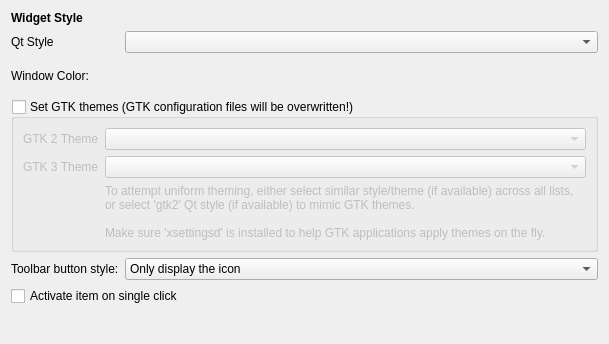
Before: the Qt Designer form lxqt-config-appearance/styleconfig.ui in lxqt/lxqt-config, drawn with Qt 5.
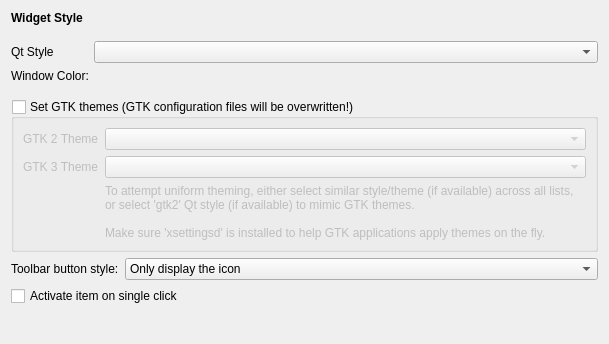
After: the same form once the commit is applied. Custom widgets are drawn as their Qt base class.

Commit message:
lxqt-config-appearance: Fix widget style chooser alignment
Make the label and combobox, position aligment and size behave.
Simply put them inside a layout.

What changed in the file:
```diff
--- a/lxqt-config-appearance/styleconfig.ui
+++ b/lxqt-config-appearance/styleconfig.ui
@@ -136,16 +136,6 @@
      </property>
     </widget>
    </item>
-   <item row="1" column="1">
-    <widget class="QComboBox" name="qtComboBox"/>
-   </item>
-   <item row="1" column="0">
-    <widget class="QLabel" name="label_5">
-     <property name="text">
-      <string>Qt Style</string>
-     </property>
-    </widget>
-   </item>
    <item row="2" column="0" colspan="2">
     <layout class="QFormLayout" name="formLayout_3">
      <property name="horizontalSpacing">
@@ -157,20 +147,30 @@
      <property name="bottomMargin">
       <number>10</number>
      </property>
-     <item row="0" column="0">
+     <item row="1" column="0">
       <widget class="QLabel" name="label_6">
        <property name="text">
         <string>Window Color:</string>
        </property>
       </widget>
      </item>
-     <item row="0" column="1">
+     <item row="1" column="1">
       <widget class="ColorLabel" name="winColorLabel">
        <property name="text">
         <string/>
        </property>
       </widget>
      </item>
+     <item row="0" column="0">
+      <widget class="QLabel" name="label_5">
+       <property name="text">
+        <string>Qt Style</string>
+       </property>
+      </widget>
+     </item>
+     <item row="0" column="1">
+      <widget class="QComboBox" name="qtComboBox"/>
+     </item>
     </layout>
    </item>
   </layout>
```
